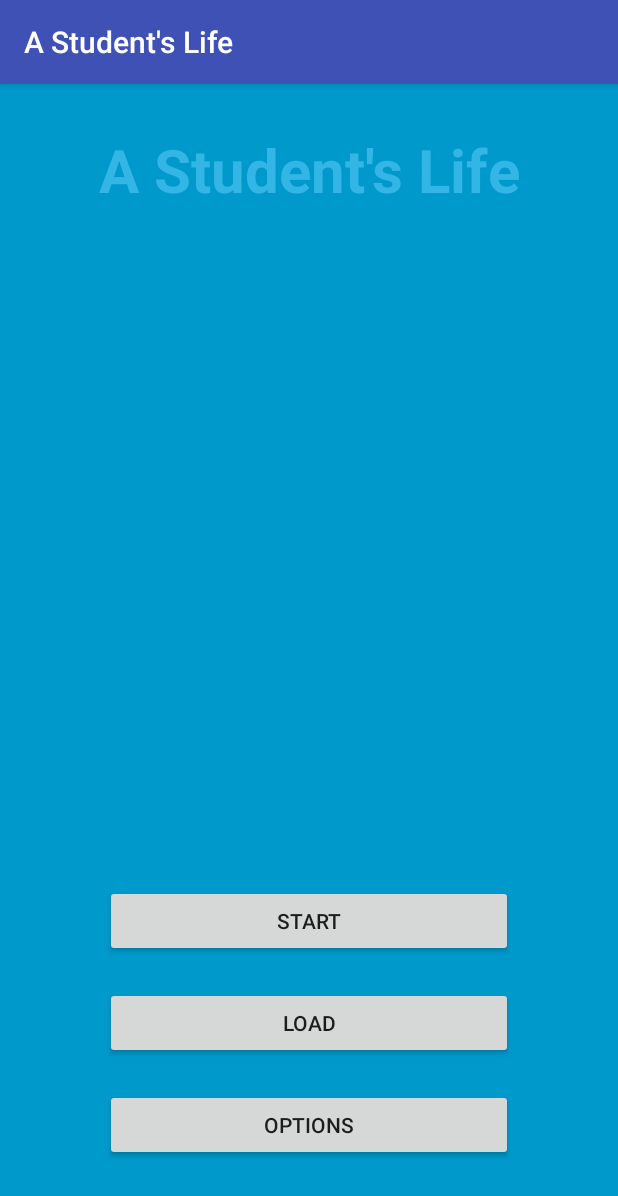
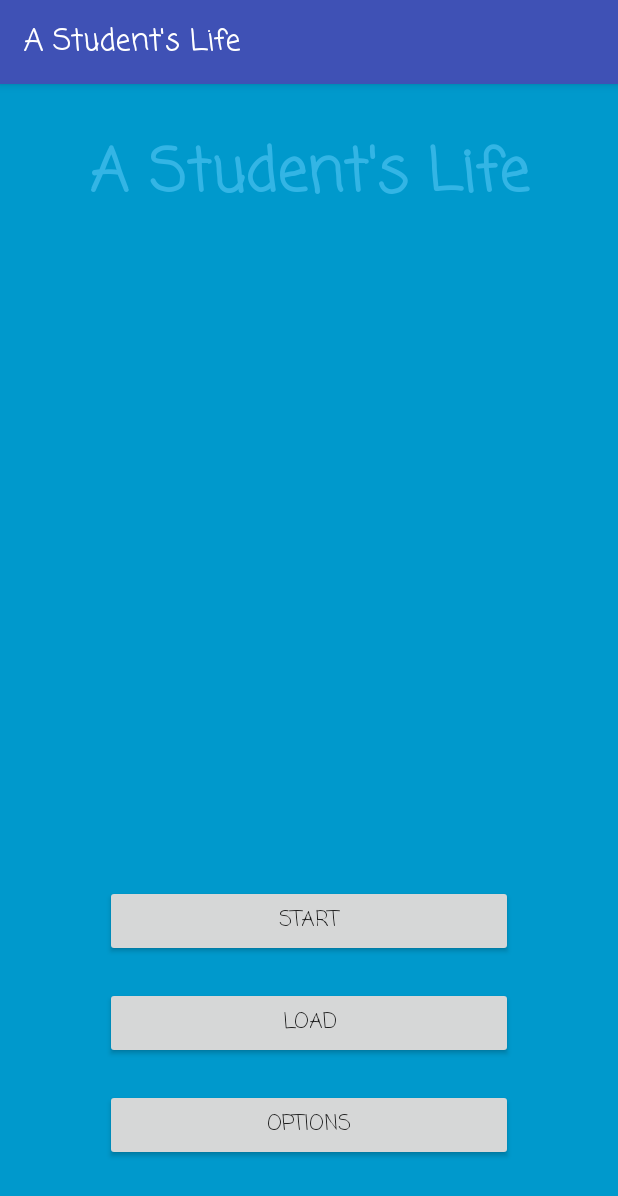
Before and after one commit to fkarne/student_simulator_2018, an Android app: the screen it shows after launch (StartMenuActivity), on a phone screen of 412 x 824 dp. Shown: the top 1196 px of the screen. Run offline under Robolectric (Android 15) with nearby library versions, the phone set to English and light mode, and no system bars.

Commit message:
changed font family

```diff
--- a/a_students_life/app/src/main/res/values/styles.xml
+++ b/a_students_life/app/src/main/res/values/styles.xml
@@ -6,6 +6,10 @@
         <item name="colorPrimary">@color/colorPrimary</item>
         <item name="colorPrimaryDark">@color/colorPrimaryDark</item>
         <item name="colorAccent">@color/colorAccent</item>
+
+        <item name="android:fontFamily">casual</item>
+        <item name="fontFamily">casual</item>
+
     </style>
 
     <style name="FullscreenTheme" parent="AppTheme">
```
